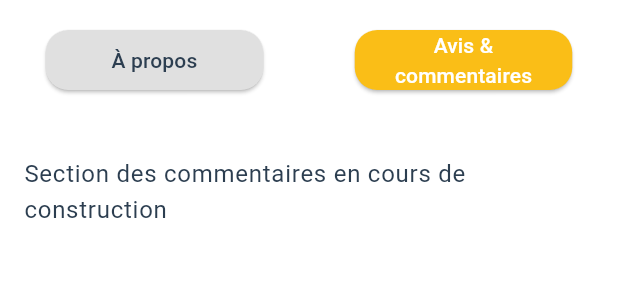
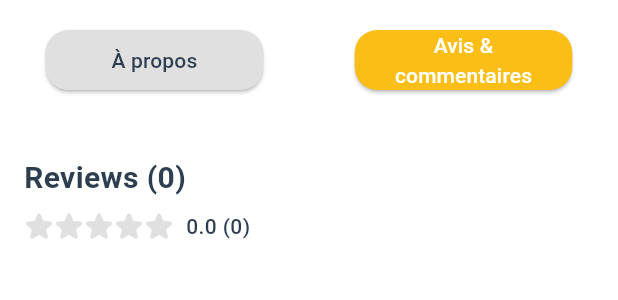
Before and after one commit to Alwil17/rate-master, a Flutter app: the ItemDetailBody widget shown alone on an empty page, opened directly with empty values, swiped to page 2, on a phone screen of 412 x 824 dp. Shown: the top 300 px of the screen. Run offline on Flutter 3.47's test engine with Material 3 defaults, Android fonts, the phone set to English and light mode, and no system bars; our stand-ins replace flutter_easyloading, go_router, phosphor_flutter, shared_preferences; accounts and stored records are empty; generated files the repository leaves out were written again; network calls fail.

Commit message:
Added rating fetching for item

```diff
--- a/lib/providers/rating_provider.dart
+++ b/lib/providers/rating_provider.dart
@@ -5,10 +5,15 @@ import 'package:rate_master/services/rating_service.dart';
 class RatingProvider with ChangeNotifier {
   final RatingService ratingService;
 
+  List<Rating> _reviews = [];
+  bool _isLoadingReviews = false;
   bool _isSubmitting = false;
   String? _error;
 
+  /// Getters
+  List<Rating> get reviews => _reviews;
   bool get isSubmitting => _isSubmitting;
+  bool get isLoadingReviews => _isLoadingReviews;
   String? get error => _error;
 
   RatingProvider(this.ratingService);
@@ -33,4 +38,21 @@ class RatingProvider with ChangeNotifier {
       notifyListeners();
     }
   }
+
+  /// Loads reviews for a given item and notifies listeners.
+  Future<void> fetchItemReviews(int itemId) async {
+    _isLoadingReviews = true;
+    _error = null;
+    notifyListeners();
+
+    try {
+      _reviews = await ratingService.fetchItemReviews(itemId);
+    } catch (e) {
+      _error = e.toString();
+      _reviews = [];
+    } finally {
+      _isLoadingReviews = false;
+      notifyListeners();
+    }
+  }
 }
--- a/lib/screens/items/item_detail_screen.dart
+++ b/lib/screens/items/item_detail_screen.dart
@@ -2,7 +2,6 @@ import 'package:flutter/material.dart';
 
 import 'package:flutter_gen/gen_l10n/app_localizations.dart';
 import 'package:provider/provider.dart';
-import 'package:rate_master/models/item.dart';
 import 'package:rate_master/providers/auth_provider.dart';
 import 'package:rate_master/providers/item_provider.dart';
 import 'package:rate_master/screens/items/dialogs/show_rate_now_sheet.dart';
@@ -23,8 +22,8 @@ class ItemDetailScreen extends StatefulWidget {
 }
 
 class _ItemDetailScreenState extends State<ItemDetailScreen> {
+  late final AuthProvider _authProvider;
   late final ItemProvider _itemProvider;
-  late final AuthProvider _authProvider;
 
   @override
   void initState() {
--- a/lib/screens/items/widgets/item_detail_body.dart
+++ b/lib/screens/items/widgets/item_detail_body.dart
@@ -1,7 +1,9 @@
 import 'package:flutter/material.dart';
 
 import 'package:flutter_gen/gen_l10n/app_localizations.dart';
+import 'package:intl/intl.dart';
 import 'package:rate_master/models/item.dart';
+import 'package:rate_master/models/rating.dart';
 import 'package:rate_master/shared/theme/theme.dart';
 import 'package:rate_master/shared/widgets/average_rating_display.dart';
 import 'package:rate_master/shared/widgets/chips/category_chip.dart';
@@ -18,8 +20,8 @@ class ItemDetailBody extends StatefulWidget {
 
 class _ItemDetailBodyState extends State<ItemDetailBody>
     with SingleTickerProviderStateMixin {
-  int _currentPage = 0; // Indice de la page actuelle
-  late PageController _pageController; // Contrôleur du PageView
+  int _currentPage = 0; // Current page index
+  late PageController _pageController; // PageView controller
 
   @override
   void initState() {
@@ -101,7 +103,41 @@ class _ItemDetailBodyState extends State<ItemDetailBody>
               ),
 
               // REVIEWS page: scrollable placeholder
+              // Inside your PageView’s second child:
               SingleChildScrollView(
+                padding: const EdgeInsets.symmetric(horizontal: 16.0, vertical: 24.0),
+                child: Column(
+                  crossAxisAlignment: CrossAxisAlignment.start,
+                  children: [
+                    // 1) Header with average + total
+                    Text(
+                      'Reviews (${widget.item.countRating})',
+                      style: TextStyle(fontSize: 20, fontWeight: FontWeight.bold),
+                    ),
+                    const SizedBox(height: 8),
+                    AverageRatingDisplay(
+                      averageRating: widget.item.avgRating,
+                      totalReviews: widget.item.countRating,
+                    ),
+
+                    const SizedBox(height: 24),
+
+                    // 3) List of reviews
+                    ListView.separated(
+                      physics: const NeverScrollableScrollPhysics(),
+                      shrinkWrap: true,
+                      itemCount: reviews.length, // your fetched list
+                      separatorBuilder: (_, __) => const Divider(),
+                      itemBuilder: (context, i) {
+                        final review = reviews[i];
+                        return _buildReviewTile(review);
+                      },
+                    ),
+                  ],
+                ),
+              ),
+
+              /*SingleChildScrollView(
                 padding: const EdgeInsets.symmetric(horizontal: 16.0, vertical: 24.0),
                 child: Center(
                   child: Text(
@@ -109,7 +145,7 @@ class _ItemDetailBodyState extends State<ItemDetailBody>
                     style: Theme.of(context).textTheme.bodyLarge,
                   ),
                 ),
-              ),
+              ),*/
             ],
           ),
         ),
@@ -146,4 +182,28 @@ class _ItemDetailBodyState extends State<ItemDetailBody>
       ),
     );
   }
+
+  /// Builds single review tile
+  Widget _buildReviewTile(Rating review) {
+    return ListTile(
+      // optional: CircleAvatar(child: Text(review.userInitials))
+      title: AverageRatingDisplay(
+        averageRating: review.value,
+        totalReviews: 0, // show only stars for this single review
+      ),
+      subtitle: Column(
+        crossAxisAlignment: CrossAxisAlignment.start,
+        children: [
+          if (review.comment != null && review.comment!.isNotEmpty)
+            Text(review.comment!),
+          const SizedBox(height: 4),
+          Text(
+            DateFormat.yMMMd().format(review.createdAt!),
+            style: TextStyle(fontSize: 12, color: Colors.grey),
+          ),
+        ],
+      ),
+    );
+  }
+
 }
--- a/lib/services/rating_service.dart
+++ b/lib/services/rating_service.dart
@@ -20,7 +20,7 @@ class RatingService {
     }
   }
 
-  Future<List<Rating>> fetchRatingsForItem(int itemId) async {
+  Future<List<Rating>> fetchItemReviews(int itemId) async {
     final response = await api.get("${ApiRoutes.items}/$itemId/ratings");
 
     if (response.statusCode == 200) {
```
